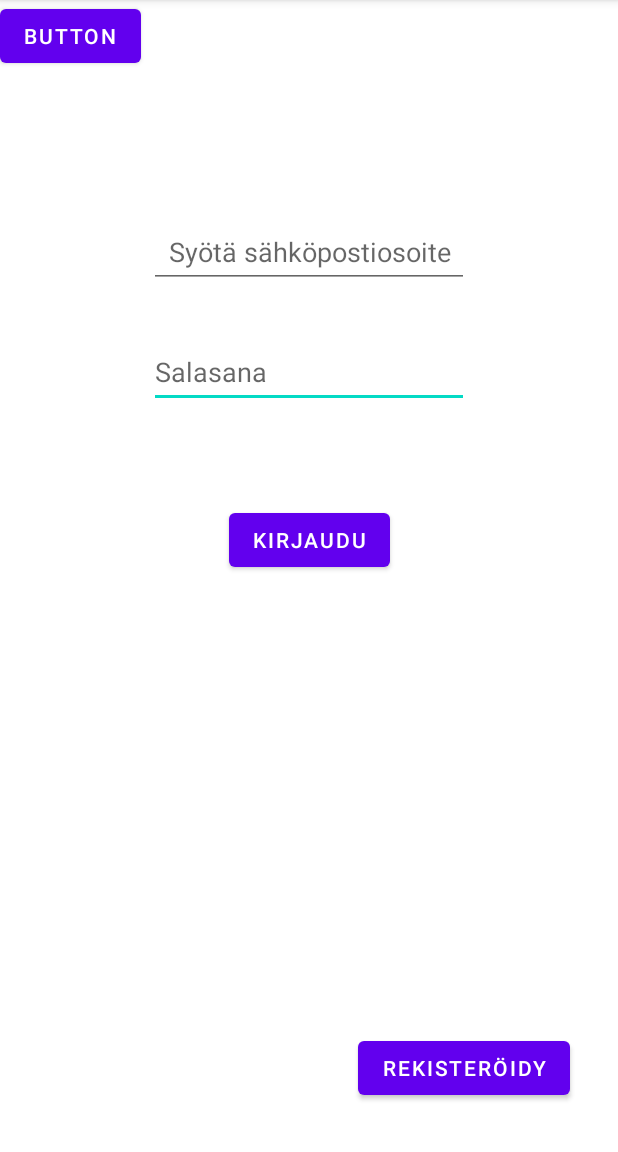
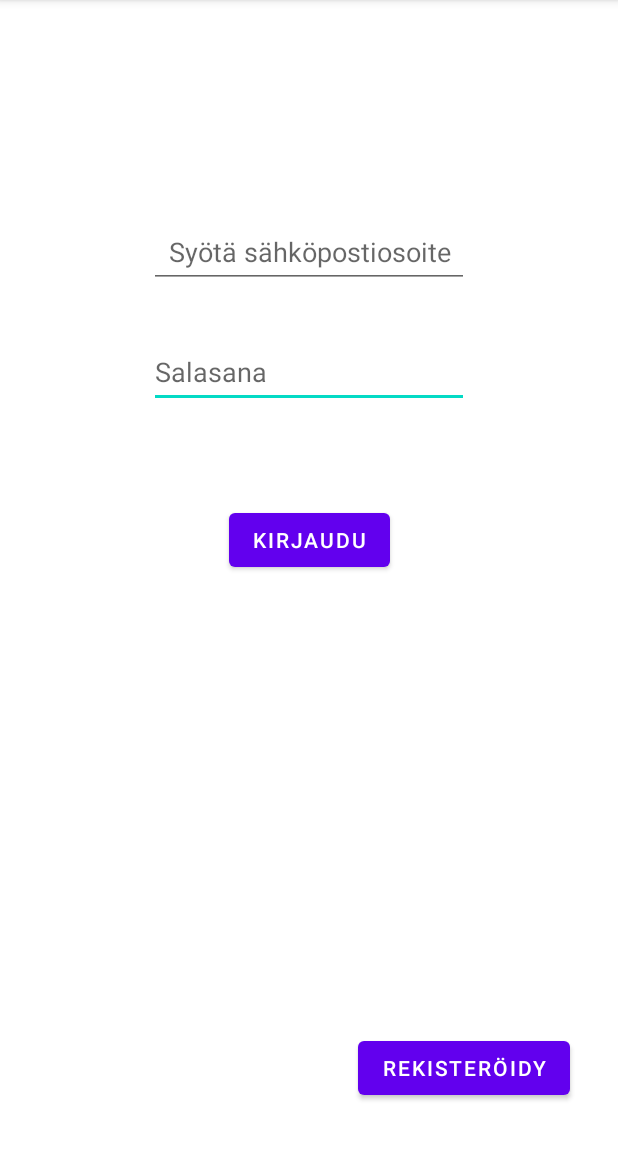
Before and after one commit to tleminen/Ohjelmistotuotanto1, an Android app: the screen it shows after launch (MainActivity), on a phone screen of 412 x 824 dp, the part 84-1236 px from its top. Run offline under Robolectric (Android 15) with nearby library versions, the phone set to English and light mode, and no system bars.

Commit message:
poistin testi puss

```diff
--- a/app/src/main/res/layout/fragment_login.xml
+++ b/app/src/main/res/layout/fragment_login.xml
@@ -59,12 +59,5 @@
             app:layout_constraintBottom_toBottomOf="parent"
             app:layout_constraintEnd_toEndOf="parent" />
 
-        <Button
-            android:id="@+id/asdas"
-            android:layout_width="wrap_content"
-            android:layout_height="wrap_content"
-            android:text="Button"
-            tools:layout_editor_absoluteX="126dp"
-            tools:layout_editor_absoluteY="482dp" />
     </androidx.constraintlayout.widget.ConstraintLayout>
 </FrameLayout>
```
